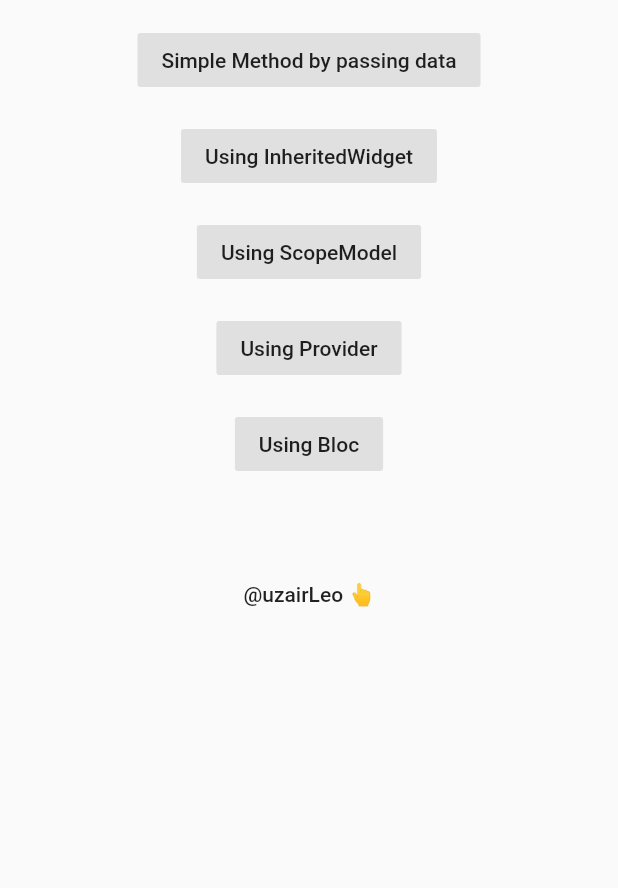
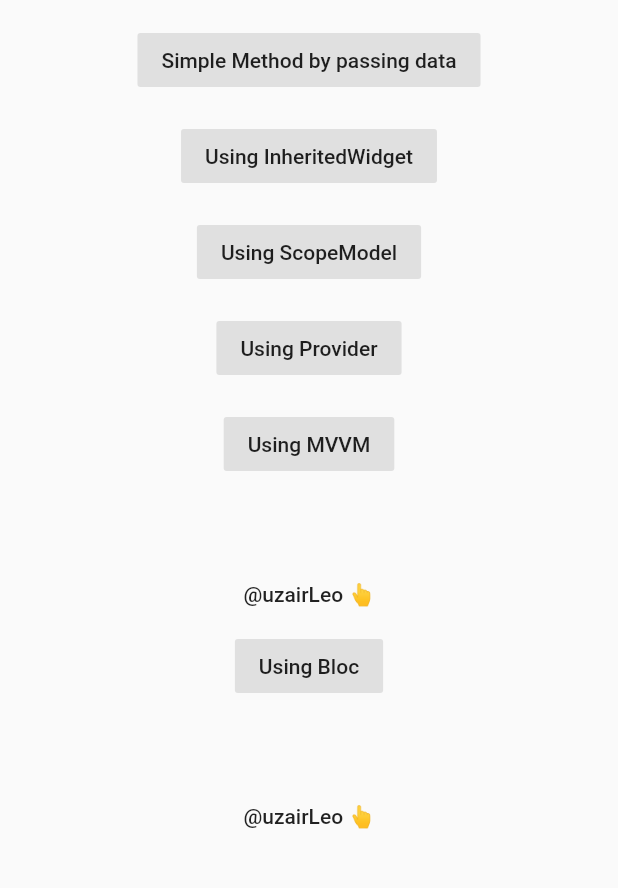
Before and after one commit to uzairleo/stateManagement_techniques, a Flutter app: the screen it shows after launch, on a phone screen of 412 x 824 dp, the part 216-1104 px from its top. Run offline on Flutter 3.47's test engine with Material 2 defaults, Android fonts, the phone set to English and light mode, and no system bars.

Commit message:
mvvm architecture class added

```diff
--- a/lib/main.dart
+++ b/lib/main.dart
@@ -56,9 +56,14 @@ class DashBoard extends StatelessWidget {
               title: "Using Provider",
               screen: ProviderEx(),
             ),
+
+            _buttonWidget(
+                context: context, title: "Using MVVM", screen: MvvmEx()),
+            info(context),
             _buttonWidget(
                 context: context, title: "Using Bloc", screen: BLocEx()),
             info(context),
+
           ],
         ),
       ),
```
Also changed, not shown: lib/Screens/mvvm-example.dart (added, +10 -0 lines).
